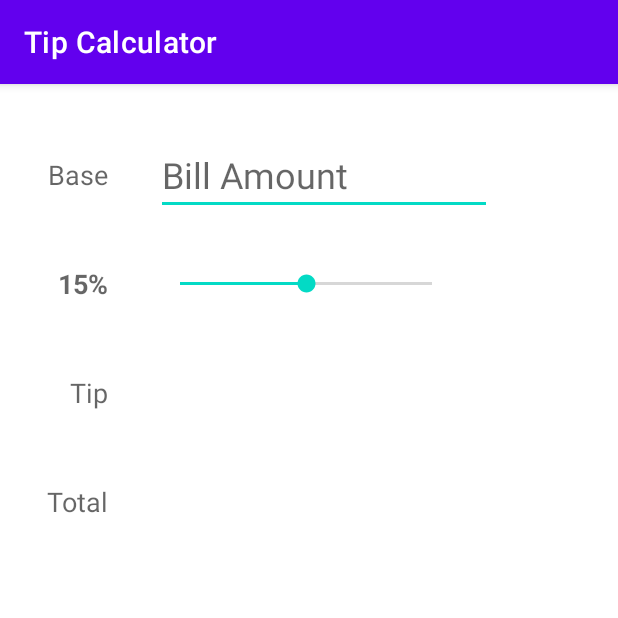
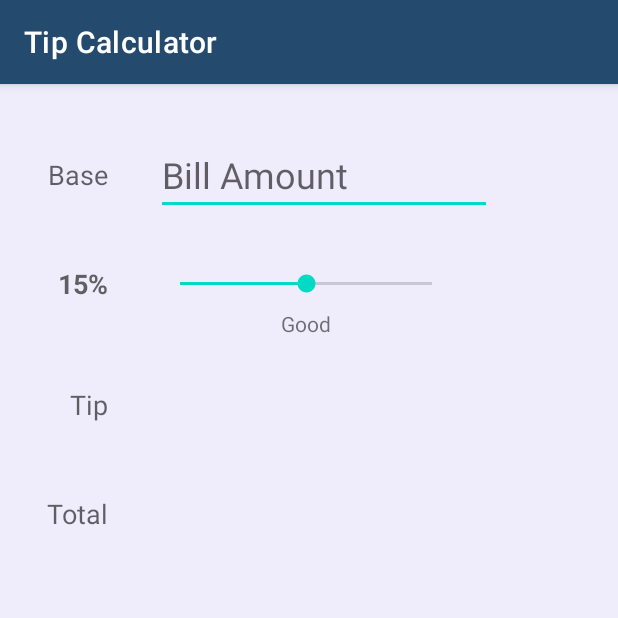
Before and after one commit to Shivam222000/Tippy, an Android app: the screen it shows after launch (MainActivity), on a phone screen of 412 x 824 dp, the top half of it. Run offline under Robolectric (Android 15) with nearby library versions, the phone set to English and light mode, and no system bars; 1 statement that could not run was skipped.

Commit message:
change the color theme and added a tip grade animation

```diff
--- a/app/src/main/java/com/example/tipcalculator/MainActivity.kt
+++ b/app/src/main/java/com/example/tipcalculator/MainActivity.kt
@@ -21,8 +21,9 @@ class MainActivity : AppCompatActivity() {
     private lateinit var tvTipPercentLabel:TextView
     private lateinit var tvTipAmount: TextView
     private lateinit var tvTotalAmount: TextView
+    private lateinit var tvTipGrade:TextView
 
-    fun computeTipAndTotal() {
+    private fun computeTipAndTotal() {
         if(etBaseAmount.text.isEmpty()){
             tvTipAmount.text = ""
             tvTotalAmount.text = ""
@@ -35,6 +36,18 @@ class MainActivity : AppCompatActivity() {
         tvTipAmount.text = "%.2f".format(tip)
         tvTotalAmount.text = "%.2f".format(total)
     }
+    private fun computeTipGrade(progress:Int){
+        var grade = when(progress){
+            in 0..5 -> "Poor"
+            in 6 ..10 -> "Acceptable"
+            in 11 .. 15 -> "Good"
+            in 16 .. 20 -> "Very Good"
+
+            else -> "Excellent"
+        }
+        tvTipGrade.text = grade
+
+    }
         override fun onCreate(savedInstanceState: Bundle?) {
         super.onCreate(savedInstanceState)
         setContentView(R.layout.activity_main)
@@ -46,12 +59,15 @@ class MainActivity : AppCompatActivity() {
         tvTotalAmount = findViewById(R.id.tvTotalAmount)
         seekBarTip.progress = Initial_tip_percent
         tvTipPercentLabel.text = "$Initial_tip_percent%"
+        tvTipGrade = findViewById(R.id.tvTipGrade)
+        computeTipGrade(Initial_tip_percent)
 
         seekBarTip.setOnSeekBarChangeListener(object: SeekBar.OnSeekBarChangeListener{
             override fun onProgressChanged(p0: SeekBar?, p1: Int, p2: Boolean) {
                 Log.i(TAG,"on Progress Changed $p1")
                 tvTipPercentLabel.text = "$p1%"
                 computeTipAndTotal()
+                computeTipGrade(p1)
             }
 
             override fun onStartTrackingTouch(p0: SeekBar?) {
@@ -77,6 +93,7 @@ class MainActivity : AppCompatActivity() {
             override fun afterTextChanged(p0: Editable?) {
                 Log.i(TAG,"after text changed $p0")
                 computeTipAndTotal()
+
             }
 
         })
--- a/app/src/main/res/layout/activity_main.xml
+++ b/app/src/main/res/layout/activity_main.xml
@@ -2,6 +2,7 @@
 <androidx.constraintlayout.widget.ConstraintLayout xmlns:android="http://schemas.android.com/apk/res/android"
     xmlns:app="http://schemas.android.com/apk/res-auto"
     xmlns:tools="http://schemas.android.com/tools"
+
     android:layout_width="match_parent"
     android:layout_height="match_parent"
     tools:context=".MainActivity">
@@ -32,7 +33,7 @@
         android:id="@+id/tvTipLabel"
         android:layout_width="wrap_content"
         android:layout_height="wrap_content"
-        android:layout_marginTop="48dp"
+        android:layout_marginTop="56dp"
         android:text="Tip"
         android:textAppearance="@style/TextAppearance.AppCompat.Medium"
         app:layout_constraintEnd_toEndOf="@id/tvBaseLabel"
@@ -60,9 +61,9 @@
         android:hint="Bill Amount"
         android:inputType="number"
         android:textSize="24sp"
+        app:layout_constraintBottom_toBottomOf="@id/tvBaseLabel"
         app:layout_constraintStart_toEndOf="@+id/tvBaseLabel"
         app:layout_constraintTop_toTopOf="@id/tvBaseLabel"
-        app:layout_constraintBottom_toBottomOf="@id/tvBaseLabel"
         tools:layout_editor_absoluteY="48dp" />
 
     <SeekBar
@@ -94,5 +95,15 @@
         app:layout_constraintTop_toTopOf="@+id/tvTotalLabel"
         tools:text="125" />
 
+    <TextView
+        android:id="@+id/tvTipGrade"
+        android:layout_width="wrap_content"
+        android:layout_height="wrap_content"
+        android:layout_marginTop="8dp"
+        app:layout_constraintEnd_toEndOf="@+id/seekBarTip"
+        app:layout_constraintStart_toStartOf="@+id/seekBarTip"
+        app:layout_constraintTop_toBottomOf="@+id/seekBarTip"
+        tools:text="Acceptable" />
+
 
 </androidx.constraintlayout.widget.ConstraintLayout>
--- a/app/src/main/res/values/colors.xml
+++ b/app/src/main/res/values/colors.xml
@@ -7,4 +7,9 @@
     <color name="teal_700">#FF018786</color>
     <color name="black">#FF000000</color>
     <color name="white">#FFFFFFFF</color>
+
+    <color name= "primary_blue">#244B6E</color>
+    <color name= "darker_blue">#07256E</color>
+    <color name= "background_blue">#EFECFB</color>
+
 </resources>
--- a/app/src/main/res/values/themes.xml
+++ b/app/src/main/res/values/themes.xml
@@ -2,8 +2,8 @@
     <!-- Base application theme. -->
     <style name="Theme.TipCalculator" parent="Theme.MaterialComponents.DayNight.DarkActionBar">
         <!-- Primary brand color. -->
-        <item name="colorPrimary">@color/purple_500</item>
-        <item name="colorPrimaryVariant">@color/purple_700</item>
+        <item name="colorPrimary">@color/primary_blue</item>
+        <item name="colorPrimaryVariant">@color/darker_blue</item>
         <item name="colorOnPrimary">@color/white</item>
         <!-- Secondary brand color. -->
         <item name="colorSecondary">@color/teal_200</item>
@@ -11,6 +11,7 @@
         <item name="colorOnSecondary">@color/black</item>
         <!-- Status bar color. -->
         <item name="android:statusBarColor">?attr/colorPrimaryVariant</item>
+        <item name="android:colorBackground">@color/background_blue</item>
         <!-- Customize your theme here. -->
     </style>
 </resources>
```
